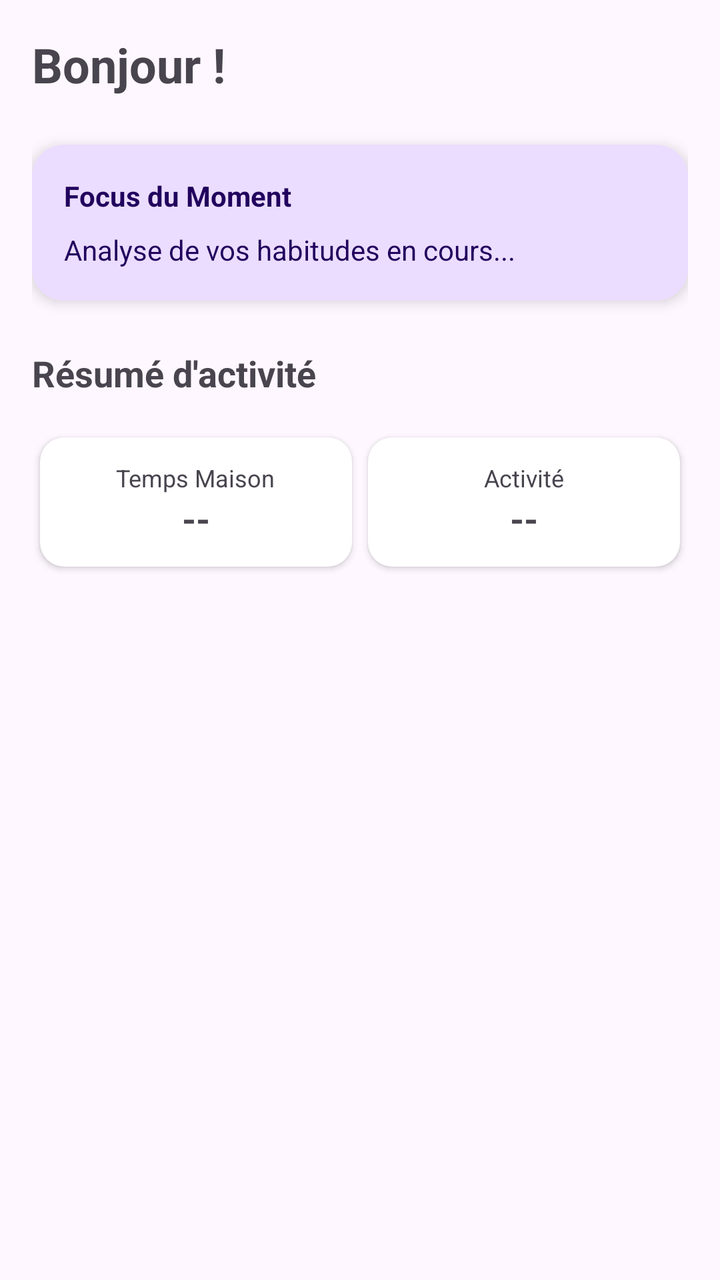
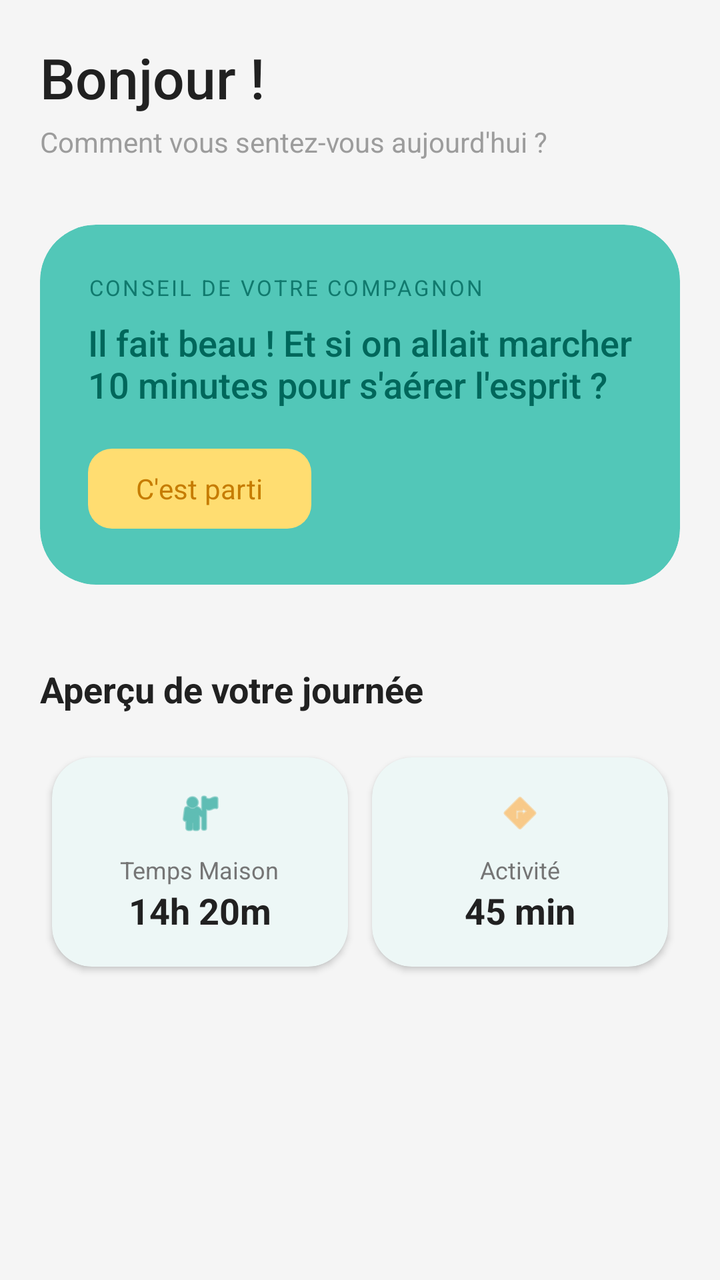

Before-and-after screenshots of an Android layout around one commit, followed by the original layout XML and the change that was made.
<!-- AndroidManifest.xml: application theme Theme.SmartLife -->
<!-- res/layout/fragment_home.xml -->
<?xml version="1.0" encoding="utf-8"?>
<androidx.core.widget.NestedScrollView xmlns:android="http://schemas.android.com/apk/res/android"
    xmlns:app="http://schemas.android.com/apk/res-auto"
    android:layout_width="match_parent"
    android:layout_height="match_parent"
    android:padding="16dp">

    <LinearLayout
        android:layout_width="match_parent"
        android:layout_height="wrap_content"
        android:orientation="vertical">

        <TextView
            android:id="@+id/tvGreeting"
            android:layout_width="wrap_content"
            android:layout_height="wrap_content"
            android:text="Bonjour !"
            android:textSize="24sp"
            android:textStyle="bold" />

        <androidx.cardview.widget.CardView
            android:id="@+id/cvFocus"
            android:layout_width="match_parent"
            android:layout_height="wrap_content"
            android:layout_marginTop="24dp"
            app:cardCornerRadius="16dp"
            app:cardElevation="4dp">

            <LinearLayout
                android:layout_width="match_parent"
                android:layout_height="wrap_content"
                android:orientation="vertical"
                android:padding="16dp"
                android:background="?attr/colorPrimaryContainer">

                <TextView
                    android:layout_width="wrap_content"
                    android:layout_height="wrap_content"
                    android:text="Focus du Moment"
                    android:textStyle="bold"
                    android:textColor="?attr/colorOnPrimaryContainer" />

                <TextView
                    android:id="@+id/tvMainRecommendation"
                    android:layout_width="match_parent"
                    android:layout_height="wrap_content"
                    android:layout_marginTop="8dp"
                    android:text="Analyse de vos habitudes en cours..."
                    android:textColor="?attr/colorOnPrimaryContainer" />
            </LinearLayout>
        </androidx.cardview.widget.CardView>

        <TextView
            android:layout_width="wrap_content"
            android:layout_height="wrap_content"
            android:layout_marginTop="24dp"
            android:text="Résumé d'activité"
            android:textSize="18sp"
            android:textStyle="bold" />

        <GridLayout
            android:layout_width="match_parent"
            android:layout_height="wrap_content"
            android:layout_marginTop="16dp"
            android:columnCount="2"
            android:alignmentMode="alignMargins">

            <androidx.cardview.widget.CardView
                android:layout_width="0dp"
                android:layout_height="wrap_content"
                android:layout_columnWeight="1"
                android:layout_margin="4dp"
                app:cardCornerRadius="12dp">
                <LinearLayout
                    android:layout_width="match_parent"
                    android:layout_height="wrap_content"
                    android:orientation="vertical"
                    android:padding="12dp"
                    android:gravity="center">
                    <TextView
                        android:layout_width="wrap_content"
                        android:layout_height="wrap_content"
                        android:text="Temps Maison"
                        android:textSize="12sp" />
                    <TextView
                        android:id="@+id/tvHomeTime"
                        android:layout_width="wrap_content"
                        android:layout_height="wrap_content"
                        android:text="--"
                        android:textSize="18sp"
                        android:textStyle="bold" />
                </LinearLayout>
            </androidx.cardview.widget.CardView>

            <androidx.cardview.widget.CardView
                android:layout_width="0dp"
                android:layout_height="wrap_content"
                android:layout_columnWeight="1"
                android:layout_margin="4dp"
                app:cardCornerRadius="12dp">
                <LinearLayout
                    android:layout_width="match_parent"
                    android:layout_height="wrap_content"
                    android:orientation="vertical"
                    android:padding="12dp"
                    android:gravity="center">
                    <TextView
                        android:layout_width="wrap_content"
                        android:layout_height="wrap_content"
                        android:text="Activité"
                        android:textSize="12sp" />
                    <TextView
                        android:id="@+id/tvActivityTime"
                        android:layout_width="wrap_content"
                        android:layout_height="wrap_content"
                        android:text="--"
                        android:textSize="18sp"
                        android:textStyle="bold" />
                </LinearLayout>
            </androidx.cardview.widget.CardView>
        </GridLayout>

    </LinearLayout>
</androidx.core.widget.NestedScrollView>
<!-- resources referenced by this layout -->
<resources>
  <style name="Theme.SmartLife" parent="Base.Theme.SmartLife" />
  <style name="Base.Theme.SmartLife" parent="Theme.Material3.DayNight.NoActionBar">
          
          
      </style>
</resources>

<!-- the commit's change to res/layout/fragment_home.xml (unified diff, before → after) -->
@@ -3,60 +3,87 @@
     xmlns:app="http://schemas.android.com/apk/res-auto"
     android:layout_width="match_parent"
     android:layout_height="match_parent"
-    android:padding="16dp">
+    android:background="?attr/android:windowBackground">
 
     <LinearLayout
         android:layout_width="match_parent"
         android:layout_height="wrap_content"
-        android:orientation="vertical">
+        android:orientation="vertical"
+        android:padding="20dp">
 
+        
         <TextView
             android:id="@+id/tvGreeting"
             android:layout_width="wrap_content"
             android:layout_height="wrap_content"
             android:text="Bonjour !"
-            android:textSize="24sp"
-            android:textStyle="bold" />
+            android:textSize="28sp"
+            android:fontFamily="sans-serif-medium"
+            android:textColor="?attr/colorOnSurface" />
 
-        <androidx.cardview.widget.CardView
+        <TextView
+            android:layout_width="wrap_content"
+            android:layout_height="wrap_content"
+            android:layout_marginTop="4dp"
+            android:text="Comment vous sentez-vous aujourd'hui ?"
+            android:alpha="0.7"
+            android:textColor="?attr/colorOnSurfaceVariant" />
+
+        
+        <com.google.android.material.card.MaterialCardView
             android:id="@+id/cvFocus"
             android:layout_width="match_parent"
             android:layout_height="wrap_content"
-            android:layout_marginTop="24dp"
-            app:cardCornerRadius="16dp"
-            app:cardElevation="4dp">
+            android:layout_marginTop="32dp"
+            app:cardCornerRadius="28dp"
+            app:cardElevation="0dp"
+            app:strokeWidth="0dp"
+            app:cardBackgroundColor="?attr/colorPrimaryContainer">
 
             <LinearLayout
                 android:layout_width="match_parent"
                 android:layout_height="wrap_content"
                 android:orientation="vertical"
-                android:padding="16dp"
-                android:background="?attr/colorPrimaryContainer">
+                android:padding="24dp">
 
                 <TextView
                     android:layout_width="wrap_content"
                     android:layout_height="wrap_content"
-                    android:text="Focus du Moment"
-                    android:textStyle="bold"
-                    android:textColor="?attr/colorOnPrimaryContainer" />
+                    android:text="CONSEIL DE VOTRE COMPAGNON"
+                    android:textSize="11sp"
+                    android:letterSpacing="0.1"
+                    android:textColor="?attr/colorOnPrimaryContainer"
+                    android:alpha="0.8" />
 
                 <TextView
                     android:id="@+id/tvMainRecommendation"
                     android:layout_width="match_parent"
                     android:layout_height="wrap_content"
                     android:layout_marginTop="8dp"
-                    android:text="Analyse de vos habitudes en cours..."
+                    android:text="Il fait beau ! Et si on allait marcher 10 minutes pour s'aérer l'esprit ?"
+                    android:textSize="18sp"
+                    android:fontFamily="sans-serif-medium"
                     android:textColor="?attr/colorOnPrimaryContainer" />
+
+                <com.google.android.material.button.MaterialButton
+                    style="@style/Widget.Material3.Button.TonalButton"
+                    android:layout_width="wrap_content"
+                    android:layout_height="wrap_content"
+                    android:layout_marginTop="16dp"
+                    android:text="C'est parti"
+                    app:cornerRadius="12dp" />
             </LinearLayout>
-        </androidx.cardview.widget.CardView>
+        </com.google.android.material.card.MaterialCardView>
 
+        
         <TextView
             android:layout_width="wrap_content"
             android:layout_height="wrap_content"
-            android:layout_marginTop="24dp"
-            android:text="Résumé d'activité"
+            android:layout_marginTop="40dp"
+            android:text="Aperçu de votre journée"
             android:textSize="18sp"
-            android:textStyle="bold" />
+            android:textStyle="bold"
+            android:textColor="?attr/colorOnSurface" />
 
         <GridLayout
             android:layout_width="match_parent"
@@ -65,60 +92,95 @@
             android:columnCount="2"
             android:alignmentMode="alignMargins">
 
-            <androidx.cardview.widget.CardView
+            <com.google.android.material.card.MaterialCardView
                 android:layout_width="0dp"
                 android:layout_height="wrap_content"
                 android:layout_columnWeight="1"
-                android:layout_margin="4dp"
-                app:cardCornerRadius="12dp">
+                android:layout_margin="6dp"
+                app:cardCornerRadius="20dp"
+                app:cardElevation="2dp"
+                app:strokeWidth="0dp"
+                app:cardBackgroundColor="?attr/colorSurface">
+
                 <LinearLayout
                     android:layout_width="match_parent"
                     android:layout_height="wrap_content"
                     android:orientation="vertical"
-                    android:padding="12dp"
+                    android:padding="16dp"
                     android:gravity="center">
+
+                    <ImageView
+                        android:layout_width="24dp"
+                        android:layout_height="24dp"
+                        android:src="@android:drawable/ic_menu_myplaces"
+                        app:tint="?attr/colorPrimary" />
+
                     <TextView
                         android:layout_width="wrap_content"
                         android:layout_height="wrap_content"
+                        android:layout_marginTop="8dp"
                         android:text="Temps Maison"
-                        android:textSize="12sp" />
+                        android:textSize="12sp"
+                        android:textColor="?attr/colorOnSurfaceVariant" />
+
                     <TextView
                         android:id="@+id/tvHomeTime"
                         android:layout_width="wrap_content"
                         android:layout_height="wrap_content"
-                        android:text="--"
+                        android:text="14h 20m"
                         android:textSize="18sp"
-                        android:textStyle="bold" />
+                        android:textStyle="bold"
+                        android:textColor="?attr/colorOnSurface" />
                 </LinearLayout>
-            </androidx.cardview.widget.CardView>
+            </com.google.android.material.card.MaterialCardView>
 
-            <androidx.cardview.widget.CardView
+            <com.google.android.material.card.MaterialCardView
                 android:layout_width="0dp"
                 android:layout_height="wrap_content"
                 android:layout_columnWeight="1"
-                android:layout_margin="4dp"
-                app:cardCornerRadius="12dp">
+                android:layout_margin="6dp"
+                app:cardCornerRadius="20dp"
+                app:cardElevation="2dp"
+                app:strokeWidth="0dp"
+                app:cardBackgroundColor="?attr/colorSurface">
+
                 <LinearLayout
                     android:layout_width="match_parent"
                     android:layout_height="wrap_content"
                     android:orientation="vertical"
-                    android:padding="12dp"
+                    android:padding="16dp"
                     android:gravity="center">
+
+                    <ImageView
+                        android:layout_width="24dp"
+                        android:layout_height="24dp"
+                        android:src="@android:drawable/ic_menu_directions"
+                        app:tint="?attr/colorSecondary" />
+
                     <TextView
                         android:layout_width="wrap_content"
                         android:layout_height="wrap_content"
+                        android:layout_marginTop="8dp"
                         android:text="Activité"
-                        android:textSize="12sp" />
+                        android:textSize="12sp"
+                        android:textColor="?attr/colorOnSurfaceVariant" />
+
                     <TextView
                         android:id="@+id/tvActivityTime"
                         android:layout_width="wrap_content"
                         android:layout_height="wrap_content"
-                        android:text="--"
+                        android:text="45 min"
                         android:textSize="18sp"
-                        android:textStyle="bold" />
+                        android:textStyle="bold"
+                        android:textColor="?attr/colorOnSurface" />
                 </LinearLayout>
-            </androidx.cardview.widget.CardView>
+            </com.google.android.material.card.MaterialCardView>
         </GridLayout>
+
+        
+        <View
+            android:layout_width="match_parent"
+            android:layout_height="80dp" />
 
     </LinearLayout>
 </androidx.core.widget.NestedScrollView>
<!-- resource entries referenced after the edit -->
@@ -1,9 +1,50 @@
 <!-- resources referenced by this layout -->
 <resources>
   <style name="Theme.SmartLife" parent="Base.Theme.SmartLife" />
-  <style name="Base.Theme.SmartLife" parent="Theme.Material3.DayNight.NoActionBar">
+  <style name="Base.Theme.SmartLife" parent="Theme.Material3.Light.NoActionBar">
           
           
+          <item name="colorPrimary">@color/primary_color</item>
+          <item name="colorOnPrimary">@color/white</item>
+          <item name="colorPrimaryContainer">@color/primary_light</item>
+          <item name="colorOnPrimaryContainer">@color/primary_dark</item>
+  
+          
+          <item name="colorSecondary">@color/secondary_color</item>
+          <item name="colorOnSecondary">@color/white</item>
+          <item name="colorSecondaryContainer">@color/secondary_light</item>
+          <item name="colorOnSecondaryContainer">@color/secondary_dark</item>
+  
+          
+          <item name="android:windowBackground">@color/bg_light</item>
+          <item name="colorSurface">@color/white</item>
+          <item name="colorOnSurface">@color/text_main</item>
+          <item name="colorSurfaceVariant">#EEEEEE</item>
+          <item name="colorOnSurfaceVariant">@color/text_secondary</item>
+          <item name="colorOutlineVariant">@color/outline_variant</item>
+  
+          
+          <item name="android:fontFamily">sans-serif</item>
+          <item name="textAppearanceTitleLarge">@style/TextAppearance.SmartLife.TitleLarge</item>
+          <item name="textAppearanceBodyMedium">@style/TextAppearance.SmartLife.BodyMedium</item>
+      </style>
+  <color name="primary_color">#009688</color>
+  <color name="white">#FFFFFFFF</color>
+  <color name="primary_light">#52c7b8</color>
+  <color name="primary_dark">#00675b</color>
+  <color name="secondary_color">#FFAB40</color>
+  <color name="secondary_light">#ffdd71</color>
+  <color name="secondary_dark">#c67c00</color>
+  <color name="bg_light">#F5F5F5</color>
+  <color name="text_main">#212121</color>
+  <color name="text_secondary">#757575</color>
+  <color name="outline_variant">#E0E0E0</color>
+  <style name="TextAppearance.SmartLife.TitleLarge" parent="TextAppearance.Material3.TitleLarge">
+          <item name="android:textStyle">bold</item>
+          <item name="android:textColor">@color/text_main</item>
+      </style>
+  <style name="TextAppearance.SmartLife.BodyMedium" parent="TextAppearance.Material3.BodyMedium">
+          <item name="android:textColor">@color/text_secondary</item>
       </style>
 </resources>
 
